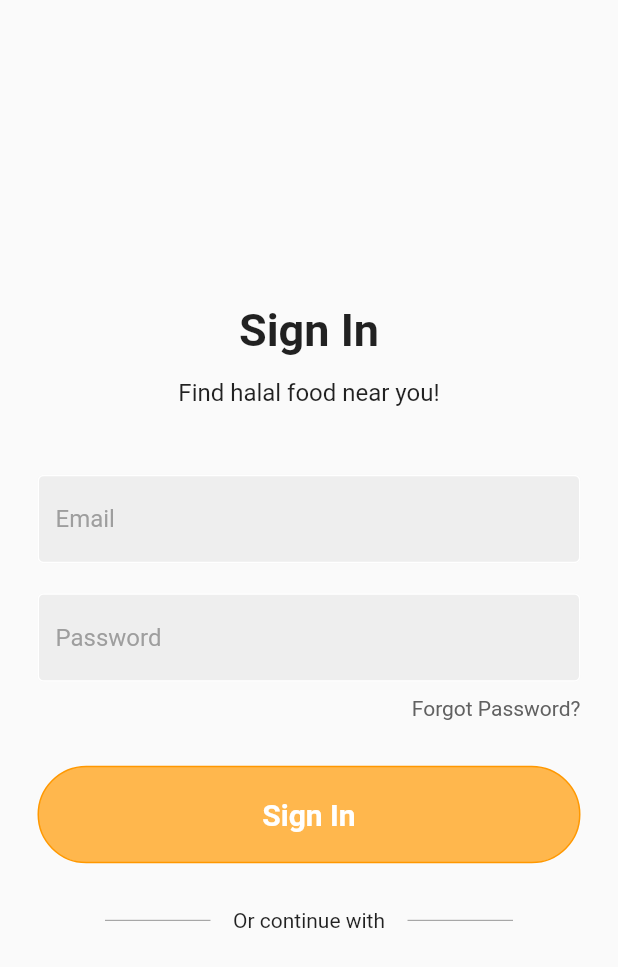
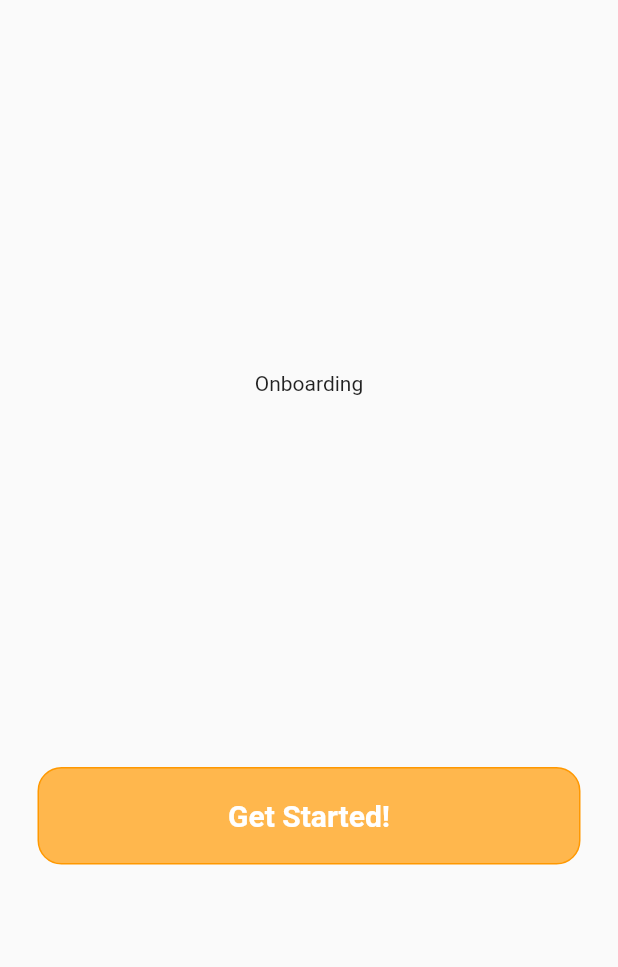
Before and after one commit to RadhyyahHossain/HalalApp, a Flutter app: the screen it shows after launch, on a phone screen of 412 x 824 dp. Shown: the top 967 px of the screen. Run offline on Flutter 3.47's test engine with Material 2 defaults, Android fonts, the phone set to English and light mode, and no system bars.

Commit message:
refactoring done

```diff
--- /dev/null
+++ b/lib/components/my_button.dart
@@ -0,0 +1,42 @@
+import 'package:flutter/material.dart';
+
+import '../constants.dart';
+
+class MyButton extends StatelessWidget {
+  final String buttonText;
+  final void Function()? onTap;
+
+  const MyButton({
+    Key? key,
+    required this.buttonText,
+    required this.onTap,
+  }) : super(key: key);
+
+  @override
+  Widget build(BuildContext context) {
+    return GestureDetector(
+      onTap: onTap,
+      child: Padding(
+        padding: const EdgeInsets.symmetric(horizontal: 25.0),
+        child: Container(
+          padding: EdgeInsets.all(20),
+          decoration: BoxDecoration(
+            color: kPrimaryColor,
+            border: Border.all(color: Colors.orange),
+            borderRadius: BorderRadius.circular(kBorderRadius),
+          ),
+          child: Center(
+            child: Text(
+              buttonText,
+              style: TextStyle(
+                color: Colors.white,
+                fontWeight: FontWeight.bold,
+                fontSize: 20,
+              ),
+            ),
+          ),
+        ),
+      ),
+    );
+  }
+}
--- a/lib/components/my_textfield.dart
+++ b/lib/components/my_textfield.dart
@@ -1,4 +1,5 @@
 import 'package:flutter/material.dart';
+import 'package:halalapp/constants.dart';
 
 class MyTextField extends StatelessWidget {
   final controller;
@@ -20,11 +21,13 @@ class MyTextField extends StatelessWidget {
         controller: controller,
         obscureText: obscureText,
         decoration: InputDecoration(
-          enabledBorder: const OutlineInputBorder(
+          enabledBorder: OutlineInputBorder(
             borderSide: BorderSide(color: Colors.white),
+            borderRadius: BorderRadius.all(Radius.circular(kBorderRadius)),
           ),
           focusedBorder: OutlineInputBorder(
             borderSide: BorderSide(color: Colors.orange),
+            borderRadius: BorderRadius.all(Radius.circular(kBorderRadius)),
           ),
           fillColor: Colors.grey.shade200,
           filled: true,
--- /dev/null
+++ b/lib/constants.dart
@@ -0,0 +1,4 @@
+import 'package:flutter/material.dart';
+
+double kBorderRadius = 16;
+Color? kPrimaryColor = Colors.orange[300];
--- a/lib/main.dart
+++ b/lib/main.dart
@@ -1,5 +1,6 @@
 import 'package:flutter/material.dart';
-import 'login_page.dart';
+import 'package:halalapp/screens/onboarding_screen.dart';
+import 'screens/login_page.dart';
 
 void main() {
   runApp(const HomeScreen());
@@ -12,7 +13,14 @@ class HomeScreen extends StatelessWidget {
   Widget build(BuildContext context) {
     return MaterialApp(
       debugShowCheckedModeBanner: false,
-      home: LoginPage(),
+      initialRoute: "/onboarding",
+      routes: {
+        "/login": (context) => LoginPage(),
+        "/home": (context) => Scaffold(
+              body: Center(child: Text("Home")),
+            ),
+        "/onboarding": (context) => OnboardingScreen(),
+      },
     );
   }
 }
--- a/lib/login_page.dart
+++ b/lib/screens/login_page.dart
@@ -1,5 +1,8 @@
 import 'package:flutter/material.dart';
 import 'package:halalapp/components/my_textfield.dart';
+import 'package:halalapp/constants.dart';
+
+import '../components/my_button.dart';
 
 class LoginPage extends StatelessWidget {
   LoginPage({Key? key}) : super(key: key);
@@ -72,26 +75,11 @@ class LoginPage extends StatelessWidget {
                 SizedBox(height: 30),
 
                 //sign in
-                Padding(
-                  padding: const EdgeInsets.symmetric(horizontal: 25.0),
-                  child: Container(
-                    padding: EdgeInsets.all(20),
-                    decoration: BoxDecoration(
-                      color: Colors.orange[300],
-                      border: Border.all(color: Colors.orange),
-                      borderRadius: BorderRadius.circular(40),
-                    ),
-                    child: Center(
-                      child: Text(
-                        "Sign In",
-                        style: TextStyle(
-                          color: Colors.white,
-                          fontWeight: FontWeight.bold,
-                          fontSize: 20,
-                        ),
-                      ),
-                    ),
-                  ),
+                MyButton(
+                  buttonText: "Sign In",
+                  onTap: () {
+                    Navigator.pushNamed(context, "/home");
+                  },
                 ),
                 SizedBox(height: 30),
                 Padding(
--- /dev/null
+++ b/lib/screens/onboarding_screen.dart
@@ -0,0 +1,27 @@
+import 'package:flutter/material.dart';
+import 'package:halalapp/components/my_button.dart';
+
+class OnboardingScreen extends StatelessWidget {
+  const OnboardingScreen({Key? key}) : super(key: key);
+
+  @override
+  Widget build(BuildContext context) {
+    return Scaffold(
+        body: SafeArea(
+      child: Column(
+        children: [
+          Spacer(),
+          Text("Onboarding"),
+          Spacer(),
+          MyButton(
+            buttonText: "Get Started!",
+            onTap: () {
+              Navigator.pushNamed(context, "/login");
+            },
+          ),
+          Spacer(),
+        ],
+      ),
+    ));
+  }
+}
```
Also changed, not shown: 1 other file.
